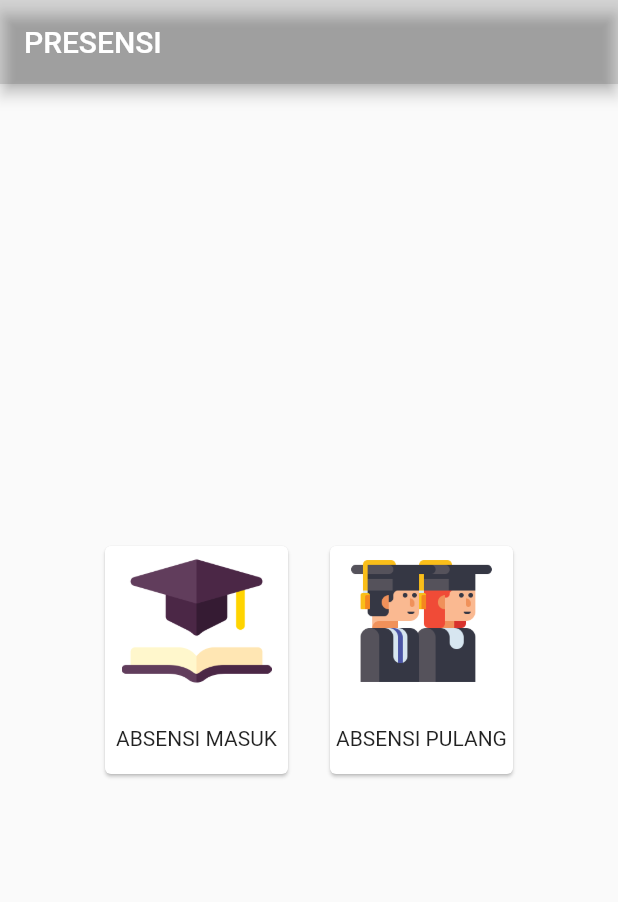
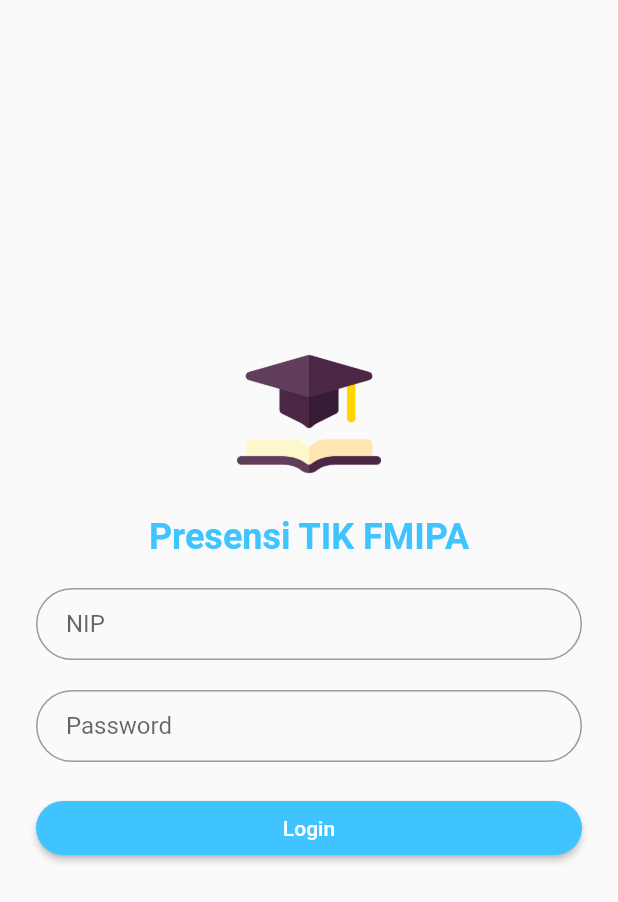
Before and after one commit to nugrazurus/login, a Flutter app: the screen it shows after launch, on a phone screen of 412 x 824 dp. Shown: the top 902 px of the screen. Run offline on Flutter 3.47's test engine with Material 2 defaults, Android fonts, the phone set to English and light mode, and no system bars; our stand-ins replace toast.

Commit message:
Login sukses

```diff
--- a/lib/main.dart
+++ b/lib/main.dart
@@ -1,5 +1,8 @@
 import 'package:flutter/material.dart';
 import 'package:login/presensi.dart';
+import 'package:login/menu.dart';
+import 'package:login/histori.dart';
+import 'package:toast/toast.dart';
 
 void main() => runApp(MyApp());
 
@@ -8,10 +11,107 @@ class MyApp extends StatelessWidget {
   Widget build(BuildContext context) {
     return MaterialApp(
       title: 'UTS',
-      home: Presensi(),
+      home: LoginPage(),
+      debugShowCheckedModeBanner: false,
+      theme: ThemeData(
+        primarySwatch: Colors.lightBlue,
+      ),
       routes: <String, WidgetBuilder>{
-        '/Menu': (BuildContext context) => new Presensi(),
-        //'/Presensi': (BuildContext context) => new Presensi(),
+        '/Menu': (BuildContext context) => new MainMenu(),
+        '/Presensi': (BuildContext context) => new Presensi(),
+        '/Histori': (BuildContext context) => new Histori()
       });
   }
 }
+
+class LoginPage extends StatefulWidget {
+  @override
+  _LoginPageState createState() => _LoginPageState();
+}
+
+class _LoginPageState extends State<LoginPage> {
+  final _formKey = GlobalKey<FormState>();
+  String _nip;
+  String _password;
+
+  @override
+  Widget build(BuildContext context) {
+    return Scaffold(
+      body: Form(
+        key: _formKey,
+        child: Center(
+          child: ListView(
+            shrinkWrap: true,
+            padding: EdgeInsets.only(right: 24, left: 24),
+            children: <Widget>[
+              Hero(
+                tag: 'logo',
+                child: CircleAvatar(
+                  backgroundColor: Colors.transparent,
+                  radius: 48.0,
+                  child: Image.asset('images/academic.png'),
+                ),
+              ),
+              SizedBox(height: 20,),
+              Center(child: Text('Presensi TIK FMIPA', style: TextStyle(fontSize: 24, fontWeight: FontWeight.bold, color: Colors.lightBlueAccent),)),
+              SizedBox(height: 20,),
+              TextFormField(
+                autofocus: false,
+                onSaved: (value) => _nip = value,
+                validator: (value) {
+                  if (value.isEmpty) {
+                    return "Masukkan NIP Anda";
+                  }
+                },
+                keyboardType: TextInputType.text,
+                decoration: InputDecoration(
+                  contentPadding: EdgeInsets.fromLTRB(20, 10, 20, 10),
+                  labelText: "NIP",
+                  border: OutlineInputBorder(borderRadius: BorderRadius.circular(32)),
+                ),
+              ),
+              SizedBox(height: 20,),
+              TextFormField(
+                autofocus: false,
+                onSaved: (value) => _password = value,
+                validator: (value){
+                  if (value.isEmpty) {
+                    return "Masukkan Password Anda";
+                  }
+                },
+                keyboardType: TextInputType.text,
+                obscureText: true,
+                decoration: InputDecoration(
+                  labelText: "Password",
+                  contentPadding: EdgeInsets.fromLTRB(20, 10, 20, 10),
+                  border: OutlineInputBorder(borderRadius: BorderRadius.circular(32)),
+                ),
+              ),
+              SizedBox(height: 20,),
+              RaisedButton(
+                child: Text('Login', style: TextStyle(color: Colors.white)),
+                color: Colors.lightBlueAccent,
+                shape: RoundedRectangleBorder(
+                  borderRadius: BorderRadius.circular(18),
+                ),
+                onPressed: (){
+                  final form = _formKey.currentState;
+                  form.save();
+                  if (form.validate()) {
+                    if (_nip == "H1051171007" && _password == "rahmanitagemoy") {
+                      Navigator.pushNamed(context, '/Menu');
+                    } else {
+                      Toast.show("NIP atau Password anda salah", context, gravity: Toast.TOP);
+                    }
+
+                  }
+                },
+              ),
+              SizedBox(height: 20,),
+            ],
+          ),
+        )
+        ),
+    );
+  }
+}
--- a/pubspec.yaml
+++ b/pubspec.yaml
@@ -19,6 +19,7 @@ environment:
 dependencies:
   flutter:
     sdk: flutter
+  toast: ^0.1.5
 
   # The following adds the Cupertino Icons font to your application.
   # Use with the CupertinoIcons class for iOS style icons.
```
Also changed, not shown: lib/histori.dart (added, +56 -0 lines), lib/menu.dart (+15 -16 lines), pubspec.lock.
